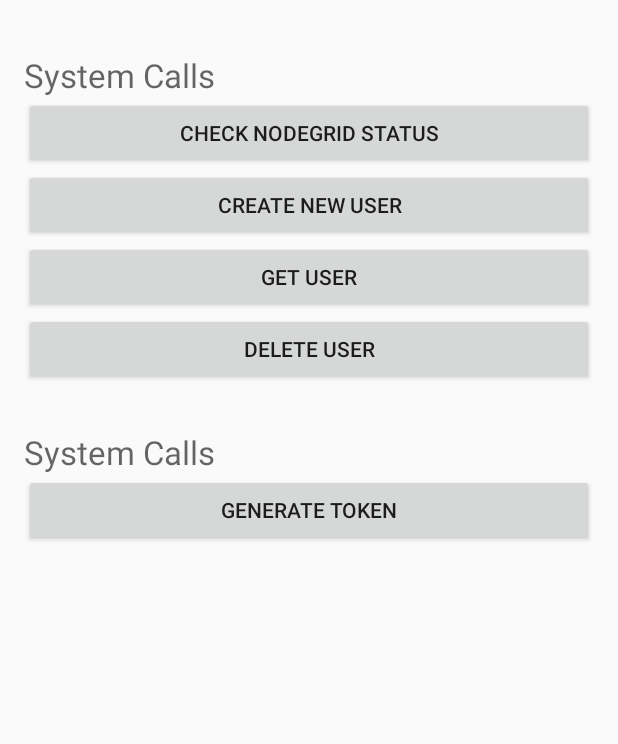
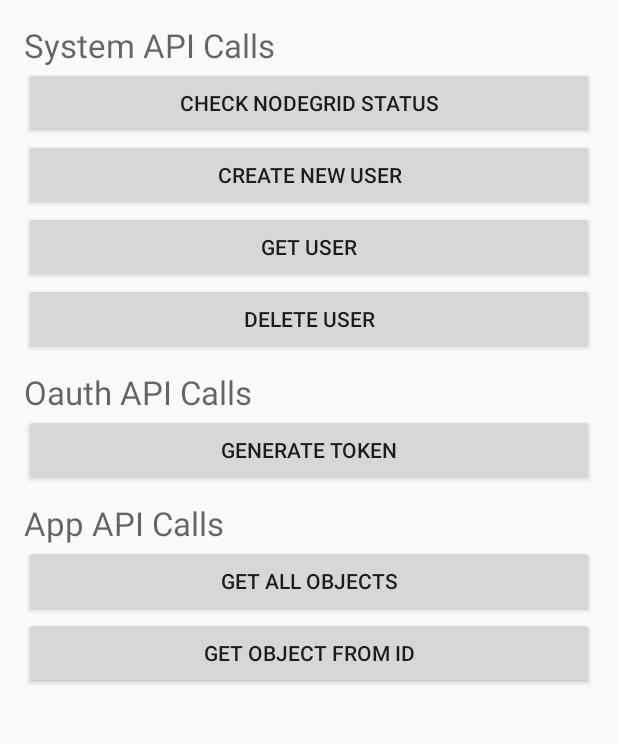
Before and after one commit to NodeGrid/nodegrid-android-sdk, an Android app: the MainActivity screen opened directly, with no data from a screen before it, on a phone screen of 412 x 824 dp, the part 160-904 px from its top. Run offline under Robolectric (Android 15) with nearby library versions, the phone set to English and light mode, and no system bars.

Commit message:
Create application views to test the implemented methods in SDK

```diff
--- a/app/src/main/java/com/nodegrid/android/app/MainActivity.java
+++ b/app/src/main/java/com/nodegrid/android/app/MainActivity.java
@@ -8,11 +8,15 @@ import android.view.MenuItem;
 import android.view.View;
 import android.widget.Button;
 
+import com.nodegrid.android.sdk.services.connections.AppApiCalls;
 import com.nodegrid.android.sdk.services.connections.OauthApiCalls;
 import com.nodegrid.android.sdk.services.connections.SystemApiCalls;
 
 import org.json.JSONException;
 import org.json.JSONObject;
+
+import java.util.HashMap;
+import java.util.Map;
 
 /**
  * Created by kwijewardana on 4/22/15.
@@ -28,8 +32,12 @@ public class MainActivity extends ActionBarActivity {
 
     private Button generateTokenBtn;
 
+    private Button getAllObjectBtn;
+    private Button getObjectFromIdBtn;
+
     private SystemApiCalls systemApiCalls = new SystemApiCalls();
     private OauthApiCalls oauthApiCalls = new OauthApiCalls();
+    private AppApiCalls appApiCalls = new AppApiCalls();
 
     @Override
     protected void onCreate(Bundle savedInstanceState) {
@@ -46,6 +54,9 @@ public class MainActivity extends ActionBarActivity {
         deleteSystemUserBtn = (Button) findViewById(R.id.systemUserDeleteBtn);
 
         generateTokenBtn = (Button) findViewById(R.id.generateTokenBtn);
+
+        getAllObjectBtn = (Button) findViewById(R.id.getAllObjectsBtn);
+        getObjectFromIdBtn = (Button) findViewById(R.id.getObjectFromIdBtn);
 
         checkSystemStatusBtn.setOnClickListener(new View.OnClickListener() {
             @Override
@@ -105,6 +116,38 @@ public class MainActivity extends ActionBarActivity {
                     Log.d("TAG/Generate token: ", "NULL");
             }
         });
+
+        getAllObjectBtn.setOnClickListener(new View.OnClickListener() {
+            @Override
+            public void onClick(View v) {
+                String response = "Null";
+                Map<String, String> headerParams = new HashMap<>();
+                headerParams.put("Authorization", "eb88047ab090c558a1149b3df4b08a92fa951d14");
+
+                response = appApiCalls.readAllCollectionObjects("cars", headerParams);
+
+                if (response != null)
+                    Log.d("TAG/Objects: ", response);
+                else
+                    Log.d("TAG/Objects: ", "NULL");
+            }
+        });
+
+        getObjectFromIdBtn.setOnClickListener(new View.OnClickListener() {
+            @Override
+            public void onClick(View v) {
+                String response = "Null";
+                Map<String, String> headerParams = new HashMap<>();
+                headerParams.put("Authorization", "eb88047ab090c558a1149b3df4b08a92fa951d14");
+
+                response = appApiCalls.readCollectionObjectFromId("cars", "54dd8c8a592867fe084e5af5", headerParams);
+
+                if (response != null)
+                    Log.d("TAG/Objects: ", response);
+                else
+                    Log.d("TAG/Objects: ", "NULL");
+            }
+        });
     }
 
     @Override
--- a/app/src/main/res/layout/activity_main.xml
+++ b/app/src/main/res/layout/activity_main.xml
@@ -25,7 +25,7 @@
         android:layout_below="@+id/titleTextView"
         android:layout_alignParentLeft="true"
         android:layout_alignParentStart="true"
-        android:layout_marginTop="35dp" />
+        android:layout_marginTop="15dp" />
 
     <Button
         android:layout_width="wrap_content"
@@ -75,10 +75,10 @@
         android:layout_width="wrap_content"
         android:layout_height="wrap_content"
         android:textAppearance="?android:attr/textAppearanceMedium"
-        android:text="@string/system_calls_text"
+        android:text="@string/oauth_calls_text"
         android:textSize="22dp"
         android:id="@+id/oauthTitleTextView"
-        android:layout_marginTop="30dp"
+        android:layout_marginTop="10dp"
         android:layout_below="@+id/systemUserDeleteBtn"
         android:layout_alignParentLeft="true"
         android:layout_alignParentStart="true" />
@@ -94,4 +94,38 @@
         android:layout_alignRight="@+id/systemUserDeleteBtn"
         android:layout_alignEnd="@+id/systemUserDeleteBtn" />
 
+    <TextView
+        android:layout_width="wrap_content"
+        android:layout_height="wrap_content"
+        android:textAppearance="?android:attr/textAppearanceMedium"
+        android:text="@string/app_calls_text"
+        android:textSize="22dp"
+        android:id="@+id/textView"
+        android:layout_below="@+id/generateTokenBtn"
+        android:layout_alignParentLeft="true"
+        android:layout_alignParentStart="true"
+        android:layout_marginTop="10dp" />
+
+    <Button
+        android:layout_width="wrap_content"
+        android:layout_height="wrap_content"
+        android:text="@string/get_all_objects_title"
+        android:id="@+id/getAllObjectsBtn"
+        android:layout_below="@+id/textView"
+        android:layout_alignParentLeft="true"
+        android:layout_alignParentStart="true"
+        android:layout_alignRight="@+id/generateTokenBtn"
+        android:layout_alignEnd="@+id/generateTokenBtn" />
+
+    <Button
+        android:layout_width="wrap_content"
+        android:layout_height="wrap_content"
+        android:text="@string/get_object_from_id_title"
+        android:id="@+id/getObjectFromIdBtn"
+        android:layout_below="@+id/getAllObjectsBtn"
+        android:layout_alignParentLeft="true"
+        android:layout_alignParentStart="true"
+        android:layout_alignRight="@+id/getAllObjectsBtn"
+        android:layout_alignEnd="@+id/getAllObjectsBtn" />
+
 </RelativeLayout>
--- a/app/src/main/res/values/strings.xml
+++ b/app/src/main/res/values/strings.xml
@@ -4,9 +4,13 @@
     <string name="hello_world">Hello world!</string>
     <string name="main_title">NodeGrid SDK Sample</string>
     <string name="action_settings">Settings</string>
-    <string name="system_calls_text">System Calls</string>
+    <string name="system_calls_text">System API Calls</string>
+    <string name="oauth_calls_text">Oauth API Calls</string>
+    <string name="app_calls_text">App API Calls</string>
     <string name="status_check_text">Check NodeGrid Status</string>
     <string name="create_new_user_title">Create New User</string>
     <string name="generate_token_title">Generate Token</string>
+    <string name="get_all_objects_title">Get All Objects</string>
+    <string name="get_object_from_id_title">Get Object From ID</string>
     <string name="press_key_to_continue_title">Press here to Continue . . .</string>
 </resources>
```
